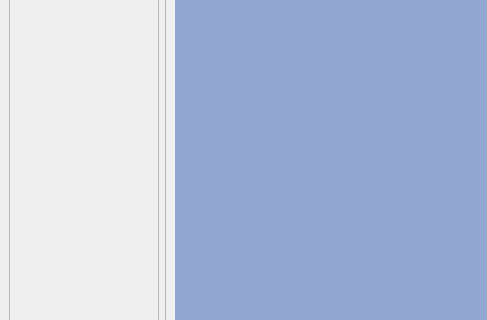
First picture: the form in src/UI/templates/mainwindow.ui, repository BartoszPietrucha/projekt, before the edit; both pictures show x 0 to 487 and y 130 to 450 of the 800 by 600 pixel window.
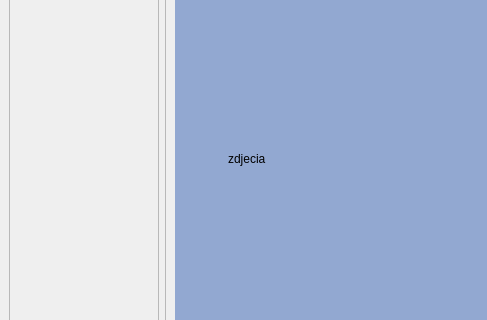
Second picture: the form after the edit.

```diff
--- a/src/UI/templates/mainwindow.ui
+++ b/src/UI/templates/mainwindow.ui
@@ -123,7 +123,23 @@
            </property>
           </widget>
          </widget>
-         <widget class="QWidget" name="page_3"/>
+         <widget class="QWidget" name="page_3">
+          <layout class="QHBoxLayout" name="horizontalLayout_3">
+           <item>
+            <widget class="QLabel" name="l_photos">
+             <property name="maximumSize">
+              <size>
+               <width>500</width>
+               <height>500</height>
+              </size>
+             </property>
+             <property name="text">
+              <string>zdjecia</string>
+             </property>
+            </widget>
+           </item>
+          </layout>
+         </widget>
         </widget>
        </item>
       </layout>
```
Left out of the diff: 24 changed lines with no effect on the pictures. Lines whose indentation alone changed are shown as unchanged.
